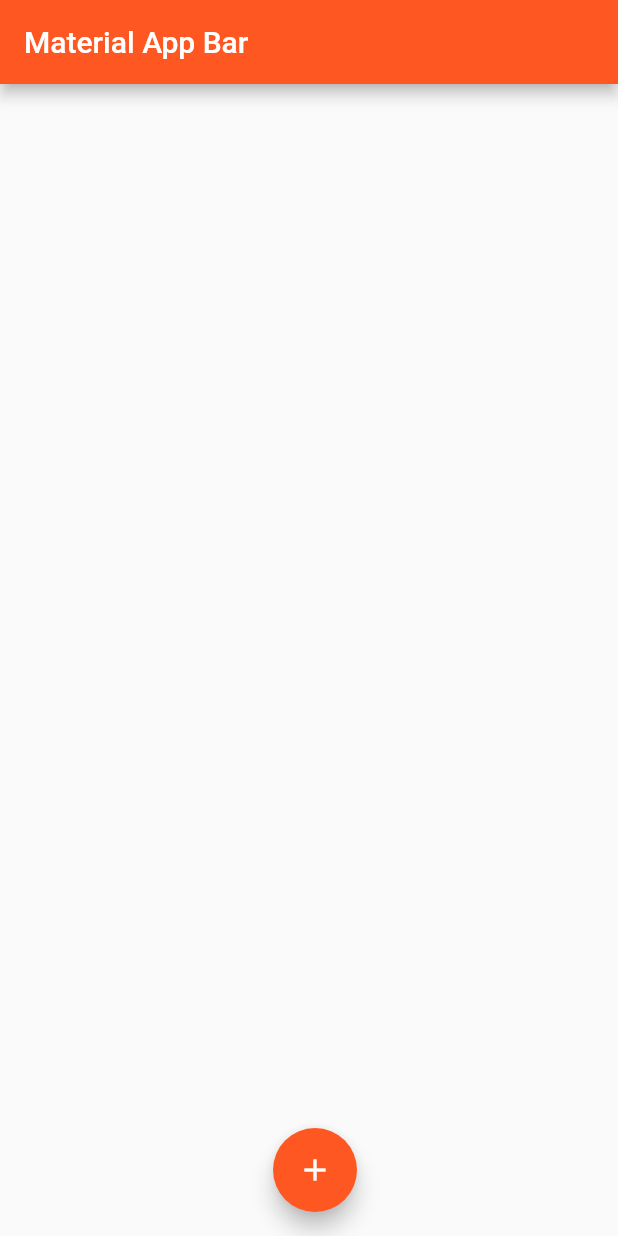
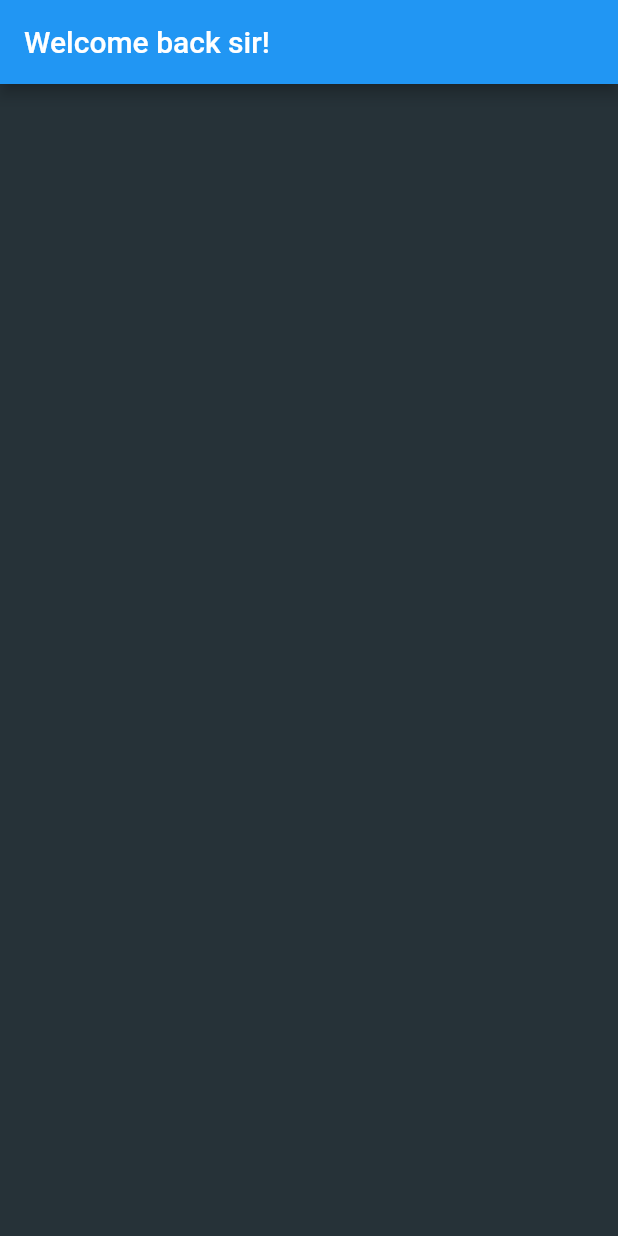
Before and after one commit to Curious-Coder-2001/state_management, a Flutter app: the screen it shows after launch, on a phone screen of 412 x 824 dp. Run offline on Flutter 3.47's test engine with Material 2 defaults, Android fonts, the phone set to English and light mode, and no system bars.

Commit message:
second chapter

```diff
--- a/lib/new_contact.dart
+++ b/lib/chapter 1/new_contact.dart
@@ -39,7 +39,6 @@ class _NewContactViewState extends State<NewContactView> {
           TextButton(
             onPressed: () {
               final contact = Contact(name: _controller.text);
-
               ContactBook().add(contact: contact);
               Navigator.of(context).pop();
             },
--- /dev/null
+++ b/lib/chapter 2/main.dart
@@ -0,0 +1,41 @@
+import 'package:flutter/material.dart';
+
+void main() {
+  runApp(MaterialApp(
+    title: 'Flutter Demo',
+    theme: ThemeData(
+      primarySwatch: Colors.blue,
+    ),
+    home: HomePage(),
+  ));
+}
+
+class HomePage extends StatefulWidget {
+  const HomePage({Key? key}) : super(key: key);
+
+  @override
+  State<HomePage> createState() => _HomePageState();
+}
+
+class _HomePageState extends State<HomePage> {
+  String title = 'Welcome back sir!';
+
+  @override
+  Widget build(BuildContext context) {
+    return Scaffold(
+      appBar: AppBar(
+        title: Text(title),
+      ),
+      body: InkWell(
+        onTap: () {
+          setState(() {
+            title = 'Thanks man!';
+          });
+        },
+        child: Container(
+          color: Colors.blueGrey[900],
+        ),
+      ),
+    );
+  }
+}
```
Also changed, not shown: lib/chapter 1/main1.dart (renamed from lib/main.dart, +3 -5 lines), lib/chapter 1/contact.dart (renamed from lib/contact.dart).
